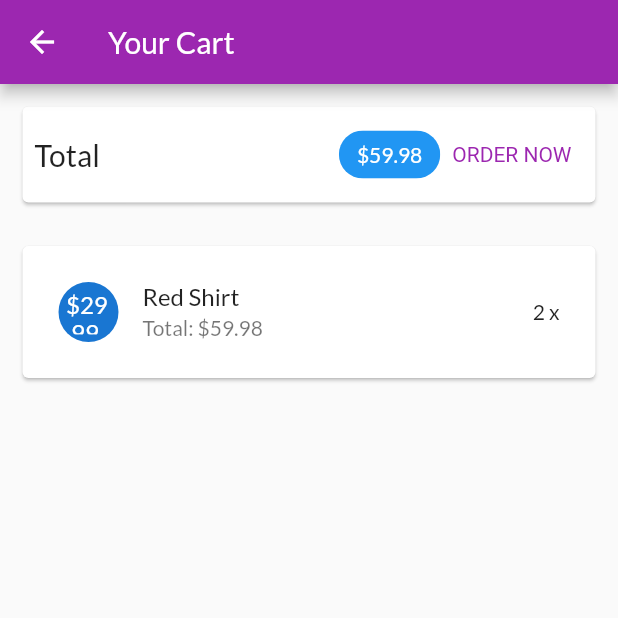
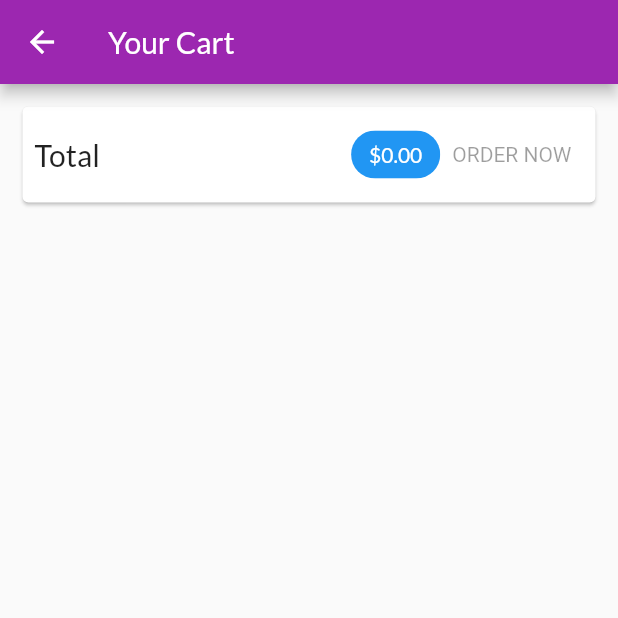
Before and after one commit to justt1n/myshop, a Flutter app: the CartScreen screen opened by its route, after a tap on "ORDER NOW", on a phone screen of 412 x 824 dp, the top half of it. Run offline on Flutter 3.47's test engine with Material 2 defaults, Android fonts, the phone set to English and light mode, and no system bars; network calls fail.

Commit message:
Quan ly trang thai voi provider - OrdersManager

```diff
--- a/lib/main.dart
+++ b/lib/main.dart
@@ -16,6 +16,7 @@ class MyApp extends StatelessWidget {
       providers: [
         ChangeNotifierProvider(create: (ctx) => ProductsManager()),
         ChangeNotifierProvider(create: (ctx) => CartManager()),
+        ChangeNotifierProvider(create: (ctx) => OrderManager()),
       ],
       child: MaterialApp(
         title: 'My Shop',
--- a/lib/ui/cart/cart_screen.dart
+++ b/lib/ui/cart/cart_screen.dart
@@ -1,4 +1,5 @@
 import 'package:flutter/material.dart';
+import 'package:myshop/ui/orders/order_manager.dart';
 import 'package:provider/provider.dart';
 
 import 'cart_manager.dart';
@@ -60,13 +61,17 @@ class CartScreen extends StatelessWidget {
               backgroundColor: Theme.of(context).primaryColor,
             ),
             TextButton(
-              child: const Text('ORDER NOW'),
-              onPressed: () {
-                print('An order has been added');
+              onPressed: cart.totalAmount <= 0 ? null : () {
+                context.read<OrderManager>().addOrder(
+                  cart.products,
+                  cart.totalAmount,
+                );
+                cart.clear();
               },
               style: TextButton.styleFrom(
                 textStyle: TextStyle(color: Theme.of(context).primaryColor),
               ),
+              child: const Text('ORDER NOW'),
             )
           ],
         ),
--- a/lib/ui/orders/order_manager.dart
+++ b/lib/ui/orders/order_manager.dart
@@ -15,6 +15,19 @@ class OrderManager with ChangeNotifier {
     )
   ];
 
+  void addOrder(List<CartItem> cartProducts, double total) async {
+    _orders.insert(
+      0,
+      OrderItem(
+        id: 'o${DateTime.now().toIso8601String()}',
+        amount: total,
+        products: cartProducts,
+        dateTime: DateTime.now(),
+      ),
+    );
+    notifyListeners();
+  }
+
   int get orderCount {
     return _orders.length;
   }
--- a/lib/ui/orders/order_screen.dart
+++ b/lib/ui/orders/order_screen.dart
@@ -1,5 +1,6 @@
 import 'package:flutter/material.dart';
 import 'package:myshop/ui/shared/app_drawer.dart';
+import 'package:provider/provider.dart';
 
 import 'order_manager.dart';
 import 'order_item_card.dart';
@@ -18,9 +19,13 @@ class OrderScreen extends StatelessWidget {
         title: const Text('Your Orders'),
       ),
       drawer: const AppDrawer(),
-      body: ListView.builder(
-        itemCount: orderManager.orderCount,
-        itemBuilder: (ctx, i) => OrderItemCard(orderManager.orders[i]),
+      body: Consumer<OrderManager>(
+        builder: (ctx, ordersManager, child) {
+          return ListView.builder(
+            itemCount: orderManager.orderCount,
+            itemBuilder: (ctx, i) => OrderItemCard(orderManager.orders[i]),
+          );
+        },
       ),
     );
   }
```
